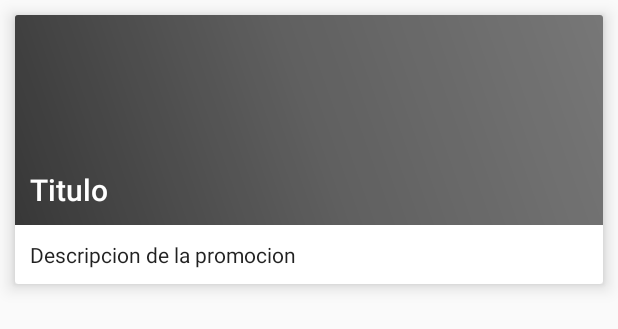
After one commit to andresmao23/Complaciente, an Android app: the layout template_promocion.xml on its own in the app's theme, with its tools: preview values and no code run, on a phone screen of 412 x 824 dp. The commit adds this screen. Shown: the top 329 px of the screen. Run offline under Robolectric (Android 15) with nearby library versions, the phone set to English and light mode, and no system bars.

Commit message:
Muestro la lista de promociones que traigo de la bd Sugar

```diff
--- a/app/src/main/res/layout/activity_main.xml
+++ b/app/src/main/res/layout/activity_main.xml
@@ -19,10 +19,9 @@
             android:layout_height="match_parent">
 
             <android.support.v7.widget.RecyclerView
+                android:id="@+id/list"
                 android:layout_width="match_parent"
-                android:layout_height="match_parent">
-
-            </android.support.v7.widget.RecyclerView>
+                android:layout_height="match_parent"/>
 
             <android.support.design.widget.FloatingActionButton
                 android:id="@+id/fab"
--- /dev/null
+++ b/app/src/main/res/layout/template_promocion.xml
@@ -0,0 +1,55 @@
+<?xml version="1.0" encoding="utf-8"?>
+<LinearLayout xmlns:android="http://schemas.android.com/apk/res/android"
+    xmlns:app="http://schemas.android.com/apk/res-auto"
+    android:orientation="vertical"
+    android:layout_width="match_parent"
+    android:layout_height="match_parent">
+
+    <android.support.v7.widget.CardView
+        android:layout_width="match_parent"
+        android:layout_height="wrap_content"
+        android:layout_margin="@dimen/padding_small"
+        app:cardElevation="7dp">
+
+        <RelativeLayout
+            android:layout_width="match_parent"
+            android:layout_height="wrap_content">
+
+        <ImageView
+            android:id="@+id/img"
+            android:layout_width="match_parent"
+            android:layout_height="@dimen/template_img_height"
+            android:scaleType="centerCrop"
+            android:background="#777777"
+            />
+        <ImageView
+            android:layout_width="match_parent"
+            android:layout_height="@dimen/template_img_height"
+            android:background="@drawable/mask_dark"
+            />
+
+        <TextView
+            android:id="@+id/title"
+            style="@style/Base.TextAppearance.AppCompat.Title"
+            android:layout_width="match_parent"
+            android:layout_height="wrap_content"
+            android:padding="@dimen/padding_small"
+            android:textColor="#ffffff"
+            android:text="Titulo"
+            android:layout_alignBottom="@id/img"
+            />
+
+        <TextView
+            style="@style/Base.TextAppearance.AppCompat.Body1"
+            android:id="@+id/content"
+            android:padding="@dimen/padding_small"
+            android:layout_width="match_parent"
+            android:layout_height="wrap_content"
+            android:text="Descripcion de la promocion"
+            android:layout_below="@id/img"
+            />
+
+        </RelativeLayout>
+    </android.support.v7.widget.CardView>
+
+</LinearLayout>
--- a/app/src/main/res/values/dimens.xml
+++ b/app/src/main/res/values/dimens.xml
@@ -6,4 +6,5 @@
     <dimen name="padding_small">10dp</dimen>
     <dimen name="padding_medium">20dp</dimen>
     <dimen name="header_img">60dp</dimen>
+    <dimen name="template_img_height">140dp</dimen>
 </resources>
```
Also changed, not shown: app/src/main/java/com/amcaicedo/sena/complaciente/MainActivity.java (+27 -1 lines), app/src/main/java/com/amcaicedo/sena/complaciente/adapters/PromoAdapter.java (added, +95 -0 lines), app/src/main/java/com/amcaicedo/sena/complaciente/models/Promocion.java (added, +72 -0 lines).
